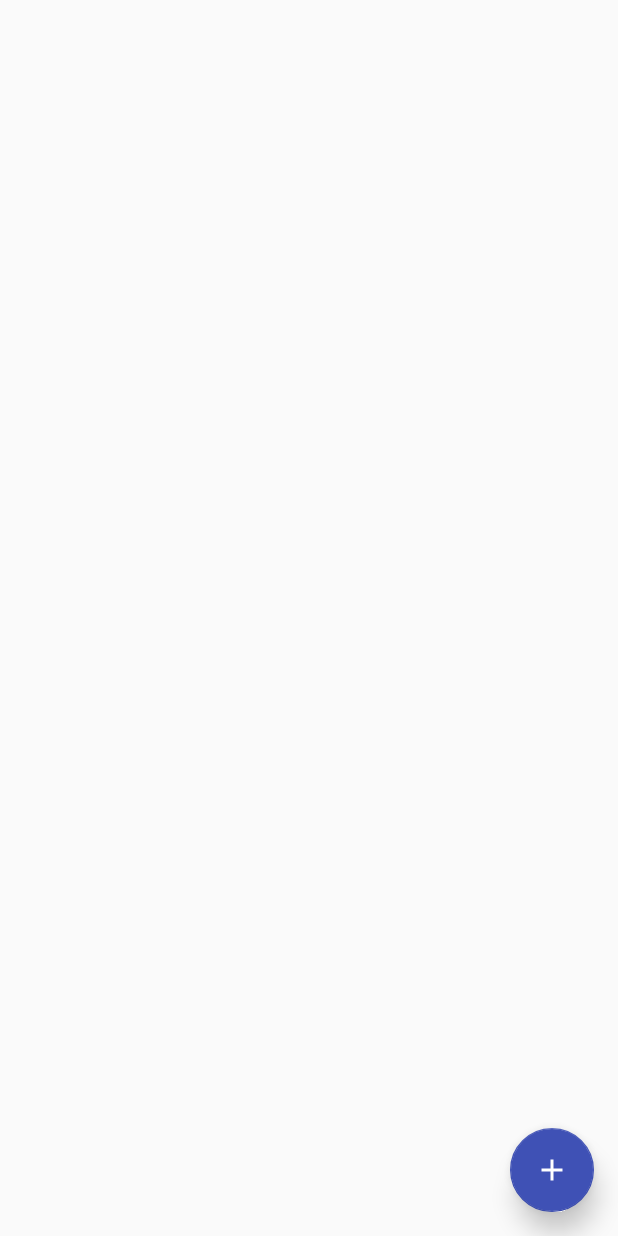
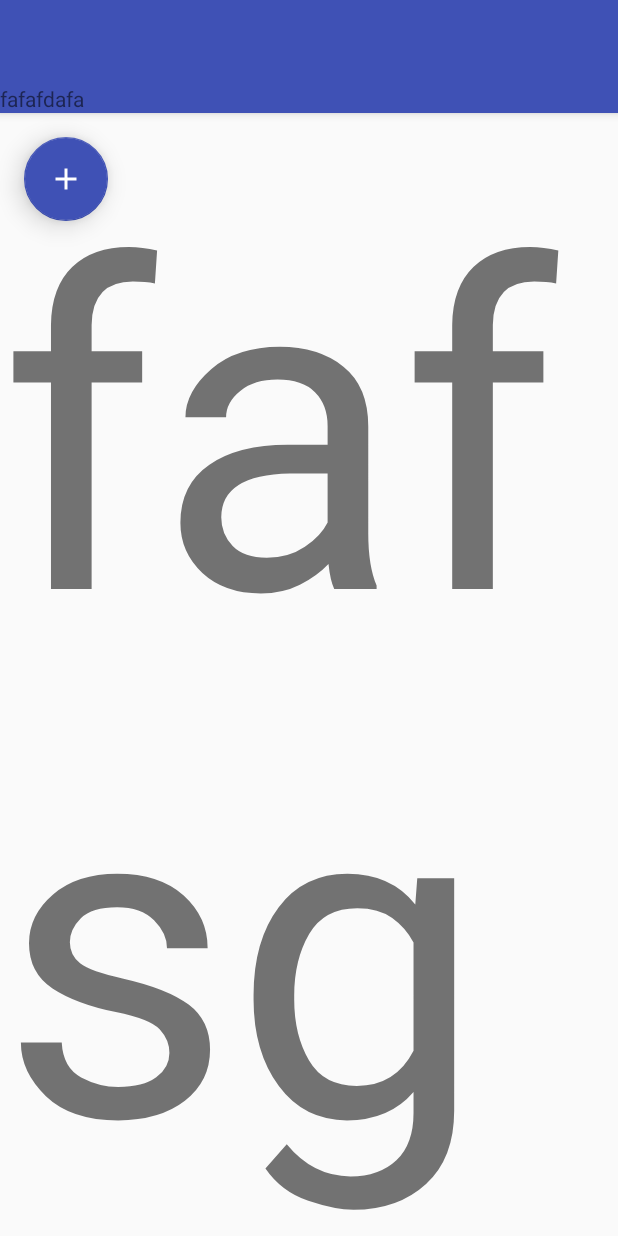
Before and after one commit to yangshaopeng/MaterialDesign, an Android app: the screen it shows after launch (FabActivity), after a tap on "FloatActiobBtn", on a phone screen of 412 x 824 dp. Run offline under Robolectric (Android 15) with nearby library versions, the phone set to English and light mode, and no system bars; our stand-ins replace Dagger/Hilt's generated code; libraries missing offline, so code that uses them is left out: retrofit2.adapter.rxjava.

Commit message:
collapsing toolbar layout

```diff
--- a/app/src/main/AndroidManifest.xml
+++ b/app/src/main/AndroidManifest.xml
@@ -25,7 +25,8 @@
         <activity android:name=".ui.activity.MainActivity" />
         <activity android:name=".md.Translucent" />
         <activity android:name=".md.RecyclerViewActivity" />
-        <activity android:name=".md.FabActivity"></activity>
+        <activity android:name=".md.FabActivity" />
+        <activity android:name=".md.CollapsingToolBarLayoutActivity"></activity>
     </application>
 
 </manifest>
--- a/app/src/main/java/com/hhmt/materialdesign/md/MdMainActivity.java
+++ b/app/src/main/java/com/hhmt/materialdesign/md/MdMainActivity.java
@@ -2,12 +2,9 @@ package com.hhmt.materialdesign.md;
 
 import android.content.Intent;
 import android.os.Bundle;
-import android.support.design.widget.FloatingActionButton;
 import android.support.v7.app.AppCompatActivity;
 import android.view.View;
-import android.view.WindowManager;
 import android.widget.Button;
-import android.widget.TextView;
 
 import com.hhmt.materialdesign.R;
 
@@ -15,6 +12,7 @@ public class MdMainActivity extends AppCompatActivity implements View.OnClickLis
 
     private Button recyclerBtn;
     private Button floatingActionButton;
+    private Button collaspingBtn;
 
     @Override
     protected void onCreate(Bundle savedInstanceState) {
@@ -24,9 +22,11 @@ public class MdMainActivity extends AppCompatActivity implements View.OnClickLis
 
         recyclerBtn = (Button) findViewById(R.id.recycler_view);
         floatingActionButton = (Button) findViewById(R.id.float_btn);
+        collaspingBtn = (Button) findViewById(R.id.collasping_toolbar_layout);
 
         recyclerBtn.setOnClickListener(this);
         floatingActionButton.setOnClickListener(this);
+        collaspingBtn.setOnClickListener(this);
     }
 
     @Override
@@ -39,6 +39,9 @@ public class MdMainActivity extends AppCompatActivity implements View.OnClickLis
             case R.id.float_btn:
                 startActivity(new Intent(this, FabActivity.class));
                 break;
+                case R.id.collasping_toolbar_layout:
+                startActivity(new Intent(this, CollapsingToolBarLayoutActivity.class));
+                break;
             default:
                 break;
         }
--- a/app/src/main/res/layout/activity_fab.xml
+++ b/app/src/main/res/layout/activity_fab.xml
@@ -1,15 +1,42 @@
 <?xml version="1.0" encoding="utf-8"?>
-<RelativeLayout xmlns:android="http://schemas.android.com/apk/res/android"
+<android.support.design.widget.CoordinatorLayout xmlns:android="http://schemas.android.com/apk/res/android"
+    xmlns:app="http://schemas.android.com/apk/res-auto"
     xmlns:tools="http://schemas.android.com/tools"
     android:layout_width="match_parent"
     android:layout_height="match_parent"
-    xmlns:app="http://schemas.android.com/apk/res-auto"
     tools:context=".md.FabActivity">
+
+    <android.support.design.widget.AppBarLayout
+        android:layout_width="match_parent"
+        android:layout_height="wrap_content">
+
+        <android.support.v7.widget.Toolbar
+            app:layout_scrollFlags="scroll|enterAlways"
+            android:layout_width="match_parent"
+            android:layout_height="?attr/actionBarSize"/>
+
+        <TextView
+            android:text="fafafdafa"
+            android:layout_width="match_parent"
+            android:layout_height="wrap_content" />
+
+    </android.support.design.widget.AppBarLayout>
+
+    <android.support.v4.widget.NestedScrollView
+        android:layout_width="match_parent"
+        android:layout_height="match_parent"
+        app:layout_behavior="@string/appbar_scrolling_view_behavior">
+
+        <TextView
+            android:layout_width="match_parent"
+            android:layout_height="match_parent"
+            android:text="fafsggfsdfsfsgsggfsgs"
+            android:textSize="300dp" />
+
+    </android.support.v4.widget.NestedScrollView>
 
     <android.support.design.widget.FloatingActionButton
         android:id="@+id/fab"
-        android:layout_alignParentBottom="true"
-        android:layout_alignParentEnd="true"
         app:elevation="10dp"
         android:layout_margin="16dp"
         app:backgroundTint="@color/colorPrimary"
@@ -17,7 +44,8 @@
         app:rippleColor="@color/colorPrimaryDark"
         app:pressedTranslationZ="50dp"
         android:clickable="true"
+        app:layout_behavior="@string/appbar_scrolling_view_behavior"
         android:layout_width="wrap_content"
         android:layout_height="wrap_content" />
 
-</RelativeLayout>
+</android.support.design.widget.CoordinatorLayout>
```
Also changed, not shown: app/src/main/java/com/hhmt/materialdesign/md/CollapsingToolBarLayoutActivity.java (added, +15 -0 lines), app/src/main/res/layout/activity_collasping_tool_bar_layout.xml (added, +51 -0 lines), app/src/main/res/layout/activity_md_main.xml (+9 -0 lines).
